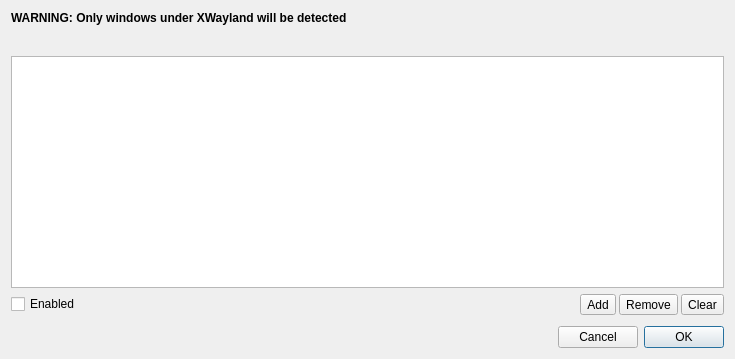
Old version of the form src/gui/kbmodeeventmgr.ui in the repository ckb-next/ckb-next.
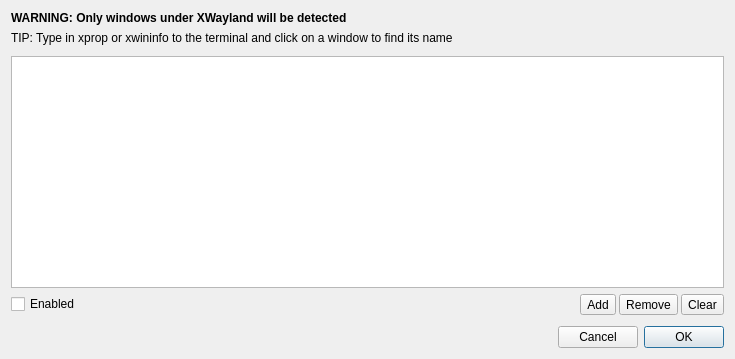
New version of the form.

Commit message: Made sure changes compile.

The edit to the form file:
```diff
--- a/src/gui/kbmodeeventmgr.ui
+++ b/src/gui/kbmodeeventmgr.ui
@@ -36,7 +36,7 @@
    <item row="1" column="0">
     <widget class="QLabel" name="modeLabel">
      <property name="text">
-      <string/>
+      <string>TIP: Type in xprop or xwininfo to the terminal and click on a window to find its name</string>
      </property>
     </widget>
    </item>
```
